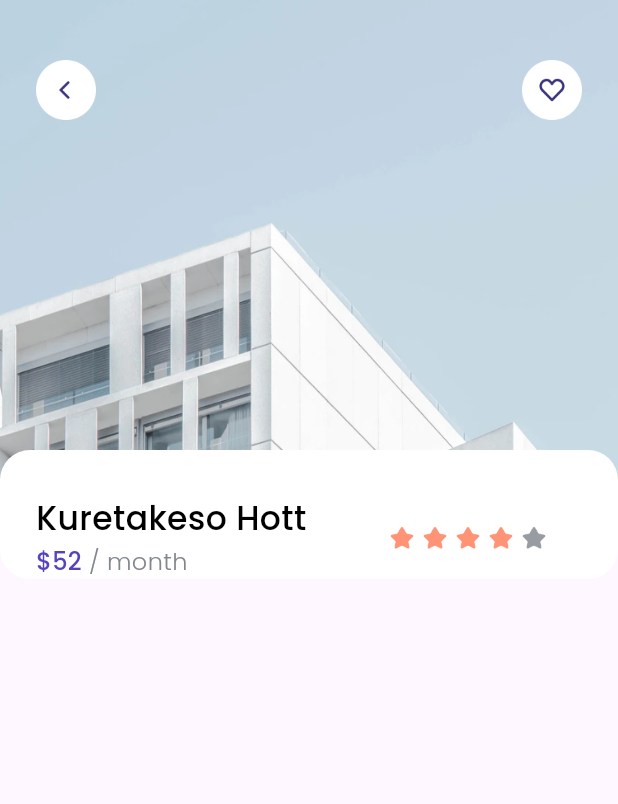
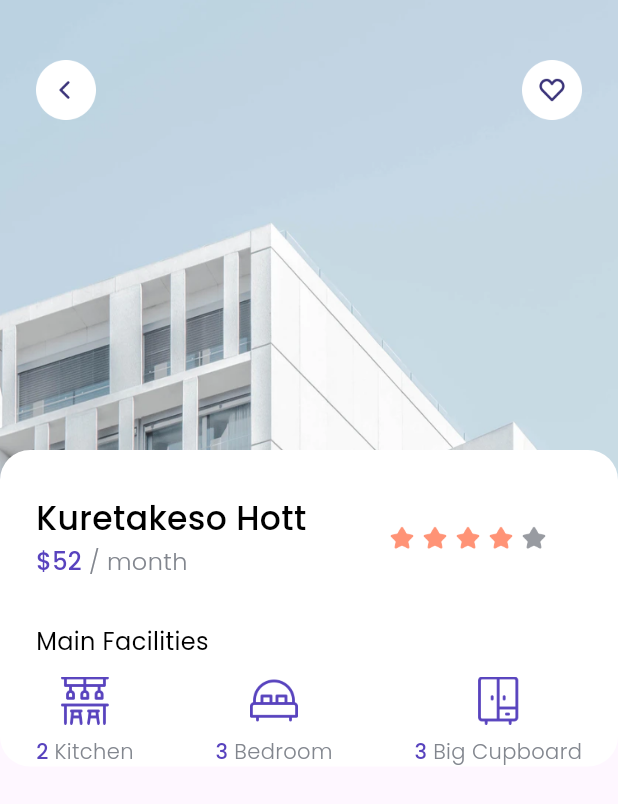
Before and after one commit to petelpop/CozyNest, a Flutter app: the DetailPage screen opened directly, on a phone screen of 412 x 824 dp. Shown: the top 804 px of the screen. Run offline on Flutter 3.47's test engine with Material 3 defaults, Android fonts, the phone set to English and light mode, and no system bars; our stand-ins replace google_fonts.

Commit message:
create main facilities list UI

```diff
--- a/lib/pages/detail_page.dart
+++ b/lib/pages/detail_page.dart
@@ -1,4 +1,5 @@
 import 'package:cozy/theme.dart';
+import 'package:cozy/widgets/facility_item.dart';
 import 'package:flutter/material.dart';
 import 'package:flutter/widgets.dart';
 
@@ -51,13 +52,48 @@ class DetailPage extends StatelessWidget {
                         borderRadius: BorderRadius.circular(20),
                         color: whiteColor),
                     child: Column(
+                      crossAxisAlignment: CrossAxisAlignment.start,
                       children: [
                         SizedBox(height: 30),
+                        _titleDetailPage(),
+                        SizedBox(height: 30),
                         Padding(
-                          padding: EdgeInsets.symmetric(horizontal: 24),
+                          padding: EdgeInsets.only(left: 24),
+                          child: Text(
+                            'Main Facilities',
+                            style: regularTextStyle.copyWith(
+                              fontSize: 16
+                              ),
+                          ),
+                        ),
+                        SizedBox(height: 12),
+                        Padding(
+                          padding: EdgeInsets.symmetric(
+                            horizontal: 24
+                          ),
                           child: Row(
                             mainAxisAlignment: MainAxisAlignment.spaceBetween,
                             children: [
+                              FacilityItem(name: 'Kitchen', total: 2, imageUrl: 'assets/icon_kitchen.png'),
+                              FacilityItem(name: 'Bedroom', total: 3, imageUrl: 'assets/icon_bedroom.png'),
+                              FacilityItem(name: 'Big Cupboard', total: 3, imageUrl: 'assets/icon_cupboard.png'),
+                            ],
+                          ),
+                          )
+                      ],
+                    ),
+                  )
+                ],
+              )
+            ],
+          )),
+    );
+  }
+
+  Padding _titleDetailPage() {
+    return Padding(
+      padding: EdgeInsets.symmetric(horizontal: 24),
+      child: Row(mainAxisAlignment: MainAxisAlignment.spaceBetween, children: [
         Column(
           crossAxisAlignment: CrossAxisAlignment.start,
           children: [
@@ -69,13 +105,11 @@ class DetailPage extends StatelessWidget {
             Text.rich(
               TextSpan(
                 text: '\$52',
-                                    style:
-                                        purpleTextStyle.copyWith(fontSize: 16),
+                style: purpleTextStyle.copyWith(fontSize: 16),
                 children: [
                   TextSpan(
                       text: ' / month',
-                                          style: greyTextStyle.copyWith(
-                                              fontSize: 16)),
+                      style: greyTextStyle.copyWith(fontSize: 16)),
                 ],
               ),
             ),
@@ -109,18 +143,9 @@ class DetailPage extends StatelessWidget {
               color: Color(0xFF989BA1),
             ),
             SizedBox(width: 22),
-
           ],
         )
       ]),
-                        )
-                      ],
-                    ),
-                  )
-                ],
-              )
-            ],
-          )),
     );
   }
 }
--- /dev/null
+++ b/lib/widgets/facility_item.dart
@@ -0,0 +1,33 @@
+import 'package:cozy/theme.dart';
+import 'package:flutter/material.dart';
+
+class FacilityItem extends StatelessWidget {
+
+  final String name;
+  final int total;
+  final String imageUrl;
+
+  const FacilityItem({super.key, required this.name, required this.total, required this.imageUrl});
+
+  @override
+  Widget build(BuildContext context) {
+    return Column(
+      crossAxisAlignment: CrossAxisAlignment.center,
+      children: [
+        Image.asset(imageUrl, width: 32, height: 32),
+        SizedBox(height: 8),
+        Text.rich(
+          TextSpan(
+            text: '$total ',
+            style: purpleTextStyle.copyWith(fontSize: 14),
+            children: [
+              TextSpan(
+                  text: name,
+                  style: greyTextStyle.copyWith(fontSize: 14)),
+            ],
+          ),
+        ),
+      ],
+    );
+  }
+}
```
Lines whose indentation alone changed are shown as unchanged.
